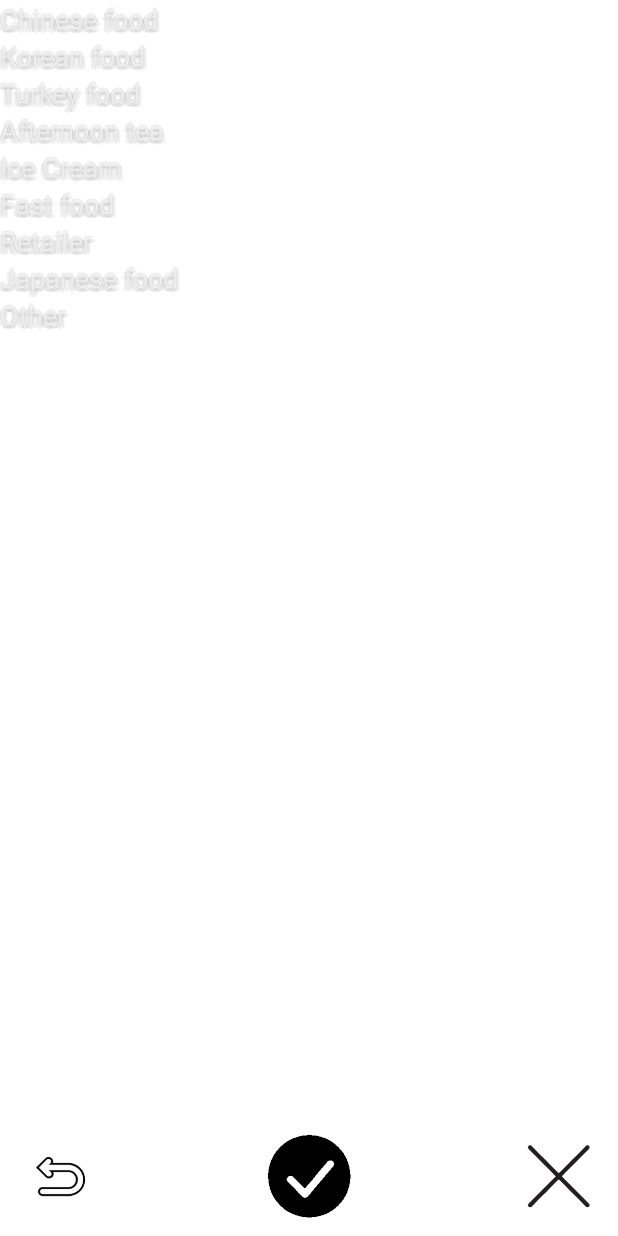
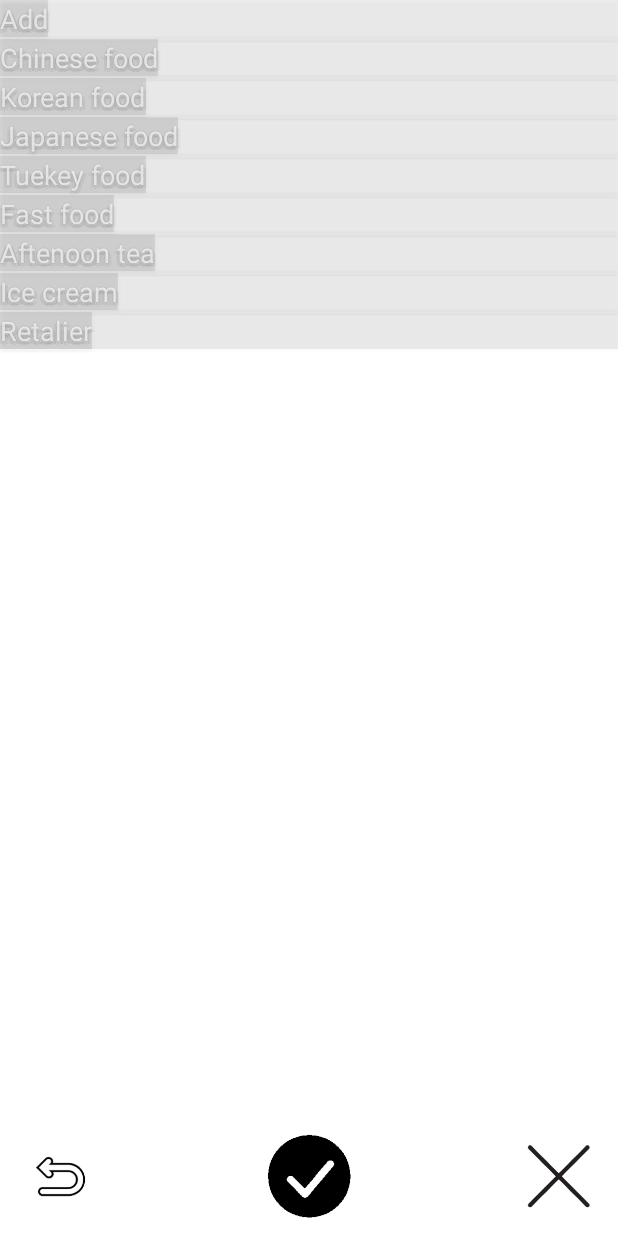
Before and after one commit to ChristK/Project, an Android app: the ResultAcitvity screen opened directly, with no data from a screen before it, after a tap on an icon or button, on a phone screen of 412 x 824 dp. Run offline under Robolectric (Android 15) with nearby library versions, the phone set to English and light mode, and no system bars; 2 statements that could not run were skipped.

Commit message:
popupwindow item 点击事件完成。下一步 post

```diff
--- a/project/src/main/java/com/example/project/Activity/ResultAcitvity.java
+++ b/project/src/main/java/com/example/project/Activity/ResultAcitvity.java
@@ -1,10 +1,25 @@
 package com.example.project.Activity;
 
+import android.Manifest;
+import android.content.ContentValues;
 import android.content.Context;
+import android.content.DialogInterface;
+import android.content.Intent;
+import android.content.SharedPreferences;
+import android.content.pm.PackageManager;
+import android.database.sqlite.SQLiteDatabase;
 import android.graphics.Bitmap;
 import android.graphics.BitmapFactory;
 import android.graphics.Matrix;
+import android.graphics.drawable.BitmapDrawable;
 import android.graphics.drawable.ColorDrawable;
+import android.location.Address;
+import android.location.Geocoder;
+import android.location.Location;
+import android.location.LocationListener;
+import android.location.LocationManager;
+import android.support.v4.app.ActivityCompat;
+import android.support.v7.app.AlertDialog;
 import android.support.v7.app.AppCompatActivity;
 import android.os.Bundle;
 import android.view.Gravity;
@@ -13,16 +28,29 @@ import android.view.MotionEvent;
 import android.view.View;
 import android.view.ViewGroup;
 import android.view.WindowManager;
+import android.widget.AdapterView;
+import android.widget.ArrayAdapter;
+import android.widget.EditText;
 import android.widget.ImageView;
+import android.widget.ListView;
 import android.widget.PopupWindow;
 import android.widget.RelativeLayout;
 import android.widget.TextView;
 import android.widget.Toast;
 
+import com.example.project.Adapter.PopItem_adapter;
+import com.example.project.DB.DB;
 import com.example.project.R;
 
+import java.io.BufferedOutputStream;
+import java.io.ByteArrayOutputStream;
 import java.io.FileInputStream;
 import java.io.FileNotFoundException;
+import java.io.IOException;
+import java.text.SimpleDateFormat;
+import java.util.ArrayList;
+import java.util.List;
+import java.util.Locale;
 
 
 public class ResultAcitvity extends AppCompatActivity {
@@ -30,9 +58,26 @@ public class ResultAcitvity extends AppCompatActivity {
 
     private ImageView pic,back,ok,close;
     private Bitmap bitmap;
-    private RelativeLayout relativeLayout;
     private Context mContext;
-    private TextView chinese_food,korean_food,turkey_food,afternoon_tea,ice_cream,fast_food,retailer,japanese_food,other;
+    private ArrayList list=new ArrayList();
+    private ListView listView;
+    private PopItem_adapter adapter;
+    private List<Address> addresses;
+
+    private TextView cityName;
+    private TextView lat;
+    private TextView lon;
+    private TextView time;
+
+
+    /**
+     * Table name
+     */
+    //userTable
+    public static final String DATABASE_USER_TABLE="table_user";
+
+
+    private static final String DATABASE_POST_TABLE="table_post";
 
     @Override
     protected void onCreate(Bundle savedInstanceState) {
@@ -40,30 +85,77 @@ public class ResultAcitvity extends AppCompatActivity {
         setContentView(R.layout.activity_result);
         mContext=ResultAcitvity.this;
         init();
+        initList();
         getPic();
+
+        LocationManager locationManager=(LocationManager)getSystemService(LOCATION_SERVICE);
+
+        if (ActivityCompat.checkSelfPermission(ResultAcitvity.this, Manifest.permission.ACCESS_FINE_LOCATION) != PackageManager.PERMISSION_GRANTED && ActivityCompat.checkSelfPermission(ResultAcitvity.this, Manifest.permission.ACCESS_COARSE_LOCATION) != PackageManager.PERMISSION_GRANTED) {
+            // TODO: Consider calling
+            //    ActivityCompat#requestPermissions
+            // here to request the missing permissions, and then overriding
+            //   public void onRequestPermissionsResult(int requestCode, String[] permissions,
+            //                                          int[] grantResults)
+            // to handle the case where the user grants the permission. See the documentation
+            // for ActivityCompat#requestPermissions for more details.
+            return;
+        }
+        locationManager.requestLocationUpdates(LocationManager.GPS_PROVIDER,//provider
+                1000,//update time
+                1,//update distance
+                new LocationListener() {
+                    @Override
+                    public void onLocationChanged(Location location) {
+                        locationUpdates(location);
+                    }
+
+                    @Override
+                    public void onStatusChanged(String provider, int status, Bundle extras) {
+
+                    }
+
+                    @Override
+                    public void onProviderEnabled(String provider) {
+
+                    }
+
+                    @Override
+                    public void onProviderDisabled(String provider) {
+
+                    }
+                });
+
+        Location location=locationManager.getLastKnownLocation(LocationManager.GPS_PROVIDER);
+        locationUpdates(location);
 
         ok.setOnClickListener(new View.OnClickListener() {
             @Override
             public void onClick(View v) {
                 bgAlpha(0.5f);
                 initPop(v);
+            }
+        });
 
+        back.setOnClickListener(new View.OnClickListener() {
+            @Override
+            public void onClick(View v) {
+                startActivity(new Intent(ResultAcitvity.this,CameraViewActivity.class));
+                finish();
+            }
+        });
+        close.setOnClickListener(new View.OnClickListener() {
+            @Override
+            public void onClick(View v) {
+                finish();
             }
         });
     }
 
     private void initPop(View v){
         View view=LayoutInflater.from(mContext).inflate(R.layout.popwindow,null,false);
-
-        chinese_food=(TextView)view.findViewById(R.id.chinese_food);
-        korean_food=(TextView)view.findViewById(R.id.korean_food);
-        turkey_food=(TextView)view.findViewById(R.id.turkey_food);
-        afternoon_tea=(TextView)view.findViewById(R.id.afternoon_tea);
-        ice_cream=(TextView)view.findViewById(R.id.ice_cream);
-        fast_food=(TextView)view.findViewById(R.id.fast_food);
-        retailer=(TextView)view.findViewById(R.id.retailer);
-        japanese_food=(TextView)view.findViewById(R.id.japanese_food);
-        other=(TextView)view.findViewById(R.id.other);
+        adapter=new PopItem_adapter(this,list);
+        listView=(ListView)view.findViewById(R.id.popItem_LV);
+        listView.setAdapter(adapter);
 
         //1.构造一个PopupWindow，参数依次是加载的View，宽高
         final PopupWindow popWindow = new PopupWindow(view,
@@ -102,24 +194,61 @@ public class ResultAcitvity extends AppCompatActivity {
         //popWindow.showAsDropDown(v, 50, 0);
 
         //设置popupWindow里的按钮的事件
-        chinese_food.setOnClickListener(new View.OnClickListener() {
+        listView.setOnItemClickListener(new AdapterView.OnItemClickListener() {
             @Override
-            public void onClick(View v) {
-                Toast.makeText(ResultAcitvity.this, "Chinese Food", Toast.LENGTH_SHORT).show();
-                popWindow.dismiss();
-            }
-        });
-        korean_food.setOnClickListener(new View.OnClickListener() {
-            @Override
-            public void onClick(View v) {
-                Toast.makeText(ResultAcitvity.this, "Korean food", Toast.LENGTH_SHORT).show();
-                popWindow.dismiss();
+            public void onItemClick(AdapterView<?> parent, View view, int position, long id) {
+                if (id==0){
+                    buildEditDialog();
+                }
+                else {
+                    insertData(list.get(position).toString());
+                    Toast.makeText(ResultAcitvity.this,"Successful post! \nThe type is : "+list.get(position),Toast.LENGTH_SHORT).show();
+                }
             }
         });
     }
 
+    private void buildEditDialog() {
+        final EditText text = new EditText(mContext);
+        new AlertDialog.Builder(mContext).setTitle("Add Type")
+                .setView(text)
+                .setPositiveButton("OK", new DialogInterface.OnClickListener() {
+
+                    @Override
+                    public void onClick(DialogInterface dialog, int which) {
+                        String type = text.getText().toString();
+                        int size = type.length();
+                        if (size == 0 || size > 50) {
+                            buildEditDialog();
+                            String add_type=text.getText().toString().trim();
+                            insertData(add_type);
+                            Toast.makeText(mContext, "Successful add new type:"+add_type+"!\nPost successful!", Toast.LENGTH_SHORT).show();
+                        } else {
+                            addType(type);
+                            Toast.makeText(mContext,"Add successful",Toast.LENGTH_SHORT).show();
+                        }
+
+                    }
+                })
+                .setNegativeButton("Cancel", null)
+                .show();
+    }
 
 
+    private void initList(){
+        list.add("Add");
+        list.add("Chinese food");
+        list.add("Korean food");
+        list.add("Japanese food");
+        list.add("Tuekey food");
+        list.add("Fast food");
+        list.add("Aftenoon tea");
+        list.add("Ice cream");
+        list.add("Retalier");
+    }
+    private void addType(String type){
+        list.add(type);
+    }
 
     private void getPic(){
         String path = getIntent().getStringExtra("picPath");
@@ -141,6 +270,10 @@ public class ResultAcitvity extends AppCompatActivity {
         back=(ImageView)findViewById(R.id.back);
         ok=(ImageView)findViewById(R.id.ok);
         close=(ImageView)findViewById(R.id.close);
+        lat=(TextView)findViewById(R.id.lat);
+        lon=(TextView)findViewById(R.id.lon);
+        cityName=(TextView)findViewById(R.id.cityname);
+        time=(TextView)findViewById(R.id.time);
     }
 
     private void bgAlpha(float bgAlpha) {
@@ -149,4 +282,101 @@ public class ResultAcitvity extends AppCompatActivity {
         getWindow().addFlags(WindowManager.LayoutParams.FLAG_DIM_BEHIND);
         getWindow().setAttributes(lp);
     }
+
+
+    private void insertData(String type){
+
+        DB DB = new DB(ResultAcitvity.this);
+        SQLiteDatabase database = DB.getReadableDatabase();
+
+        //cityname
+        String cityname=cityName.getText().toString().trim();
+        //latitude
+        String latitude=lat.getText().toString().trim();
+        //longitude
+        String longitude=lon.getText().toString().trim();
+        //time
+        String time_value=time.getText().toString().trim();
+
+        //getUsername
+        SharedPreferences sp=getSharedPreferences("save",MODE_PRIVATE);
+        String username =sp.getString("name",null) ;
+
+        //photo
+
+
+
+        String path = getIntent().getStringExtra("picPath");
+        try {
+            FileInputStream fis = new FileInputStream(path);
+            bitmap = BitmapFactory.decodeStream(fis);
+            Matrix matrix = new Matrix();
+            matrix.setRotate(90);
+            bitmap = Bitmap.createBitmap(bitmap, 0, 0, bitmap.getWidth(), bitmap.getHeight(), matrix, true);
+
+        } catch (FileNotFoundException e) {
+            e.printStackTrace();
+        }
+
+        final ByteArrayOutputStream os = new ByteArrayOutputStream();
+        bitmap.compress(Bitmap.CompressFormat.PNG, 100, os);
+
+        //package
+        ContentValues values=new ContentValues();
+        values.put("username",username);
+        values.put("cityname",cityname);
+        values.put("latitude",latitude);
+        values.put("longitude",longitude);
+        values.put("time",time_value);
+        values.put("photos",os.toByteArray());
+        values.put("type",type);
+
+        long rowId = database.insert(DATABASE_POST_TABLE, null, values);
+        if (rowId!=-1){
+            Toast.makeText(this,"Post Successful!",Toast.LENGTH_SHORT).show();
+            finish();
+        }
+        database.close();
+    }
+
+
+    public void locationUpdates(Location location){
+        if (location!=null){
+            StringBuilder latitude=new StringBuilder();
+            latitude.append(location.getLatitude());
+            lat.setText(latitude);
+            lat.setVisibility(View.GONE);
+
+            StringBuilder longitude=new StringBuilder();
+            longitude.append(location.getLongitude());
+            lon.setText(longitude);
+            lon.setVisibility(View.GONE);
+
+
+
+            SimpleDateFormat sDateFormat = new SimpleDateFormat("yyyy-MM-dd hh:mm:ss");
+            String date = sDateFormat.format(new java.util.Date());
+            time.setText(date);
+            time.setVisibility(View.GONE);
+
+            {
+                double lat=location.getLatitude();
+                double lon=location.getLongitude();
+
+                Geocoder geocoder = new Geocoder(ResultAcitvity.this, Locale.getDefault());
+                try {
+                    addresses = geocoder.getFromLocation(lat,lon,1);
+                } catch (IOException e) {
+                    e.printStackTrace();
+                }
+
+                if(addresses!=null||addresses.size()>0) {
+                    String locality = addresses.get(0).getLocality();
+                    cityName.setText(locality);
+                    cityName.setVisibility(View.GONE);
+
+                }
+            }
+        }
+    }
 }
--- a/project/src/main/java/com/example/project/Adapter/MyPost_adapter.java
+++ b/project/src/main/java/com/example/project/Adapter/MyPost_adapter.java
@@ -53,7 +53,6 @@ public class MyPost_adapter extends BaseAdapter {
             viewHolder.comment=(TextView)convertView.findViewById(R.id.comment);
             viewHolder.type=(TextView)convertView.findViewById(R.id.type);
             viewHolder.time=(TextView)convertView.findViewById(R.id.time);
-            viewHolder.score=(TextView)convertView.findViewById(R.id.score);
             viewHolder.photo=(ImageView) convertView.findViewById(R.id.photo);
 
             convertView.setTag(viewHolder);
@@ -65,7 +64,6 @@ public class MyPost_adapter extends BaseAdapter {
         viewHolder.cityname.setText(posts.get(position).getCityname());
         viewHolder.type.setText("Type:"+posts.get(position).getType());
         viewHolder.time.setText(posts.get(position).getDate());
-        viewHolder.score.setText("Score:"+String.valueOf(posts.get(position).getScore()));
         viewHolder.comment.setText(posts.get(position).getComment());
         byte[] photo=posts.get(position).getPhoto();
         Bitmap photoitmap = BitmapFactory.decodeByteArray(photo, 0, photo.length);
--- /dev/null
+++ b/project/src/main/java/com/example/project/Adapter/PopItem_adapter.java
@@ -0,0 +1,55 @@
+package com.example.project.Adapter;
+
+import android.content.Context;
+import android.view.LayoutInflater;
+import android.view.View;
+import android.view.ViewGroup;
+import android.widget.BaseAdapter;
+import android.widget.TextView;
+
+import com.example.project.R;
+
+import java.util.ArrayList;
+
+public class PopItem_adapter extends BaseAdapter {
+    private Context context;
+    private ArrayList list;
+
+    public PopItem_adapter(Context context,ArrayList list){
+        this.context=context;
+        this.list=list;
+    }
+
+    @Override
+    public int getCount() {
+        return list.size();
+    }
+
+    @Override
+    public Object getItem(int position) {
+        return position;
+    }
+
+    @Override
+    public long getItemId(int position) {
+        return position;
+    }
+
+    @Override
+    public View getView(int position, View convertView, ViewGroup viewGroup) {
+        ViewHolder vh;
+        if (convertView == null) {
+            vh = new ViewHolder();
+            convertView = LayoutInflater.from(context).inflate(R.layout.adapter_pop, null);
+            vh.textview = (TextView) convertView.findViewById(R.id.popItem);
+            convertView.setTag(vh);
+        } else {
+            vh = (ViewHolder) convertView.getTag();
+        }
+        vh.textview.setText(list.get(position) + "");
+        return convertView;
+    }
+    static class ViewHolder {
+        TextView textview;
+    }
+}
--- a/project/src/main/java/com/example/project/Adapter/Postcityname_adapter.java
+++ b/project/src/main/java/com/example/project/Adapter/Postcityname_adapter.java
@@ -52,7 +52,6 @@ public class Postcityname_adapter extends BaseAdapter {
             viewHolder.comment=(TextView)convertView.findViewById(R.id.comment);
             viewHolder.type=(TextView)convertView.findViewById(R.id.type);
             viewHolder.time=(TextView)convertView.findViewById(R.id.time);
-            viewHolder.score=(TextView)convertView.findViewById(R.id.score);
             viewHolder.photo=(ImageView) convertView.findViewById(R.id.photo);
             convertView.setTag(viewHolder);
         }else {
@@ -62,7 +61,6 @@ public class Postcityname_adapter extends BaseAdapter {
         viewHolder.username.setText(posts.get(position).getUsername());
         viewHolder.type.setText("Type:"+posts.get(position).getType());
         viewHolder.time.setText(posts.get(position).getDate());
-        viewHolder.score.setText("Score:"+String.valueOf(posts.get(position).getScore()));
         viewHolder.comment.setText(posts.get(position).getComment());
         byte[] photo=posts.get(position).getPhoto();
         Bitmap photoitmap = BitmapFactory.decodeByteArray(photo, 0, photo.length);
@@ -73,7 +71,7 @@ public class Postcityname_adapter extends BaseAdapter {
     }
 
     private class viewHolder{
-        private TextView username,comment,time,type,score,id;
+        private TextView username,comment,time,type,id;
         private ImageView photo;
     }
 
--- a/project/src/main/java/com/example/project/DB/DB.java
+++ b/project/src/main/java/com/example/project/DB/DB.java
@@ -39,7 +39,6 @@ public class DB extends SQLiteOpenHelper {
             "photos blob,"+
             "comment text,"+
             "type text," +
-            "score real,"+
             "latitude real,"+
             "longitude real,"+
             "cityname text,"+
@@ -52,7 +51,7 @@ public class DB extends SQLiteOpenHelper {
     //name:数据库名称
     //factory:游标工厂
     //version:数据库版本号，并且版本号大于0
-    public static final int VERSION=2;
+    public static final int VERSION=3;
 
 
     public DB(Context context) {
@@ -71,7 +70,7 @@ public class DB extends SQLiteOpenHelper {
     //数据库升级
     @Override
     public void onUpgrade(SQLiteDatabase db, int oldVersion, int newVersion) {
-        if(newVersion==2||oldVersion==1){
+        if(newVersion>oldVersion){
             //Update UserInfo
             //1.delete table
             db.execSQL(dropUser);
--- a/project/src/main/java/com/example/project/Fragment/MainFragment.java
+++ b/project/src/main/java/com/example/project/Fragment/MainFragment.java
@@ -59,7 +59,6 @@ public class MainFragment extends Fragment implements AdapterView.OnItemClickLis
     private int id;
     private String username,time,comment,type;
     private byte[] photo;
-    private float score;
     private Postcityname_adapter postcityname_adapter;
     /**
      * Table name
@@ -210,7 +209,7 @@ public class MainFragment extends Fragment implements AdapterView.OnItemClickLis
         DB db=new DB(getActivity());
         SQLiteDatabase database=db.getReadableDatabase();
         List<Post> listMaps = new ArrayList<Post>();
-        Cursor cursor=database.query(DATABASE_POST_TABLE,new String[]{"username","_id","time","comment","score","type","photos"},"cityname=?",new String[]{cityname},null,null,null);
+        Cursor cursor=database.query(DATABASE_POST_TABLE,new String[]{"username","_id","time","comment","type","photos"},"cityname=?",new String[]{cityname},null,null,null);
         if(cursor !=null&&cursor.moveToFirst()&&cursor.getCount()>0){
             do{
                 id=cursor.getInt(cursor.getColumnIndex("_id"));
@@ -218,10 +217,9 @@ public class MainFragment extends Fragment implements AdapterView.OnItemClickLis
                 time=cursor.getString(cursor.getColumnIndex("time"));
                 type=cursor.getString(cursor.getColumnIndex("type"));
                 comment=cursor.getString(cursor.getColumnIndex("comment"));
-                score=cursor.getFloat(cursor.getColumnIndex("score"));
                 photo=cursor.getBlob(cursor.getColumnIndex("photos"));
 
-                Post post=new Post(id,username,comment,type,time,score,photo);
+                Post post=new Post(id,username,comment,type,time,photo);
                 listMaps.add(post);
 
             }while (cursor.moveToNext());
--- a/project/src/main/res/layout/activity_result.xml
+++ b/project/src/main/res/layout/activity_result.xml
@@ -35,4 +35,22 @@
         android:layout_alignParentRight="true"
         android:src="@drawable/close"/>
 
+    <TextView
+        android:id="@+id/lat"
+        android:layout_width="wrap_content"
+        android:layout_height="wrap_content" />
+    <TextView
+        android:id="@+id/lon"
+        android:layout_width="wrap_content"
+        android:layout_height="wrap_content" />
+    <TextView
+        android:id="@+id/time"
+        android:layout_width="wrap_content"
+        android:layout_height="wrap_content" />
+    <TextView
+        android:id="@+id/cityname"
+        android:layout_width="wrap_content"
+        android:layout_height="wrap_content" />
+
+
 </RelativeLayout>
--- /dev/null
+++ b/project/src/main/res/layout/adapter_pop.xml
@@ -0,0 +1,12 @@
+<?xml version="1.0" encoding="utf-8"?>
+<LinearLayout xmlns:android="http://schemas.android.com/apk/res/android"
+    android:layout_width="match_parent"
+    android:layout_height="match_parent">
+
+    <TextView
+        android:id="@+id/popItem"
+        android:background="#10000000"
+        android:layout_width="wrap_content"
+        android:layout_height="wrap_content"
+        android:textSize="18sp"/>
+</LinearLayout>
--- a/project/src/main/res/layout/popwindow.xml
+++ b/project/src/main/res/layout/popwindow.xml
@@ -4,65 +4,9 @@
     android:layout_height="match_parent"
     android:id="@+id/popL"
     android:orientation="vertical">
-    <TextView
-    android:id="@+id/chinese_food"
-    android:layout_width="wrap_content"
-    android:layout_height="wrap_content"
-        android:textSize="18sp"
-        android:text="Chinese food"/>
-    <TextView
-        android:id="@+id/korean_food"
-        android:layout_width="wrap_content"
-        android:layout_height="wrap_content"
-        android:textSize="18sp"
-        android:text="Korean food"/>
-    <TextView
-        android:id="@+id/turkey_food"
-        android:layout_width="wrap_content"
-        android:layout_height="wrap_content"
-        android:textSize="18sp"
-
-        android:text="Turkey food"/>
-    <TextView
-        android:id="@+id/afternoon_tea"
-        android:layout_width="wrap_content"
-        android:layout_height="wrap_content"
-        android:textSize="18sp"
-
-        android:text="Afternoon tea"/>
-    <TextView
-        android:id="@+id/ice_cream"
-        android:layout_width="wrap_content"
-        android:layout_height="wrap_content"
-        android:textSize="18sp"
-
-        android:text="Ice Cream"/>
-    <TextView
-        android:id="@+id/fast_food"
-        android:layout_width="wrap_content"
-        android:layout_height="wrap_content"
-        android:textSize="18sp"
-
-        android:text="Fast food"/>
-    <TextView
-        android:id="@+id/retailer"
-        android:layout_width="wrap_content"
-        android:layout_height="wrap_content"
-        android:textSize="18sp"
-
-        android:text="Retailer"/>
-    <TextView
-        android:id="@+id/japanese_food"
-        android:layout_width="wrap_content"
-        android:layout_height="wrap_content"
-        android:textSize="18sp"
-
-        android:text="Japanese food"/>
-    <TextView
-        android:id="@+id/other"
-        android:layout_width="wrap_content"
-        android:layout_height="wrap_content"
-        android:textSize="18sp"
-
-        android:text="Other"/>
+   <ListView
+       android:id="@+id/popItem_LV"
+       android:layout_width="wrap_content"
+       android:layout_height="wrap_content"
+       android:background="#10000000"></ListView>
 </LinearLayout>
```
Also changed, not shown: project/src/main/java/com/example/project/Activity/MainPost_DetailActivity.java (+2 -5 lines), project/src/main/java/com/example/project/Activity/MyPost_DetailActivity.java (+2 -5 lines), project/src/main/java/com/example/project/Activity/PostActivity.java (+2 -6 lines), project/src/main/java/com/example/project/Bean/Post.java (+4 -16 lines), project/src/main/res/layout/activity_mainpost__detail.xml (+1 -10 lines), project/src/main/res/layout/activity_mypost_detail.xml (+0 -9 lines), project/src/main/res/layout/adapter_listview_main.xml (+0 -10 lines), project/src/main/res/layout/adapter_listview_mypost.xml (+0 -9 lines).
